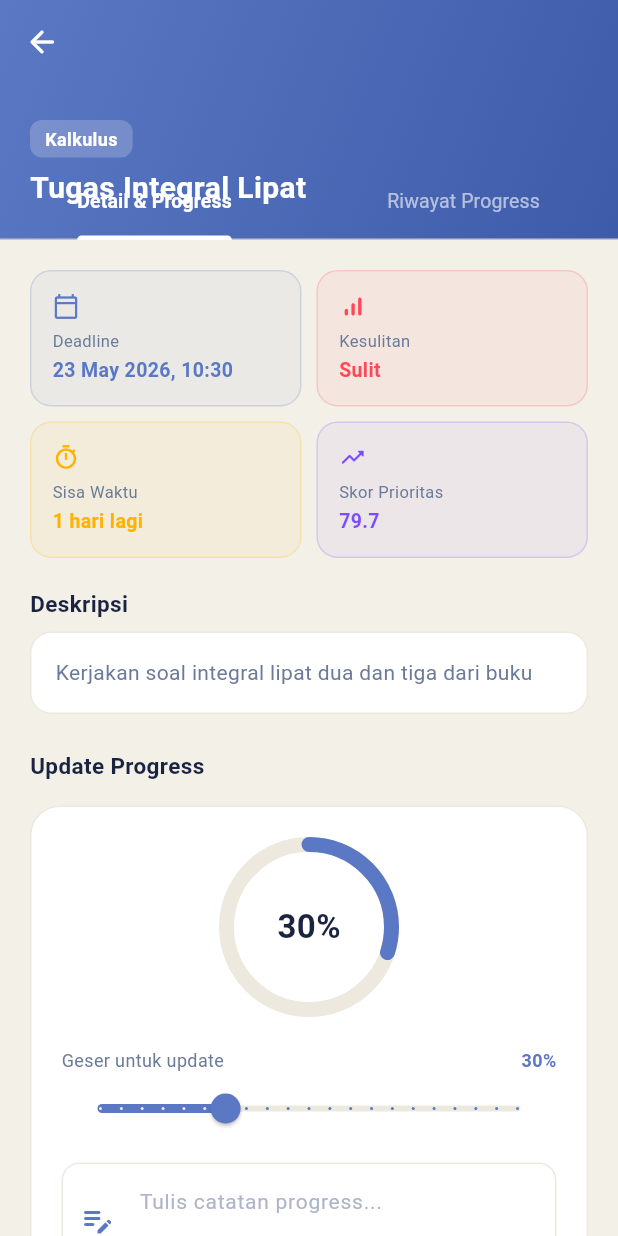
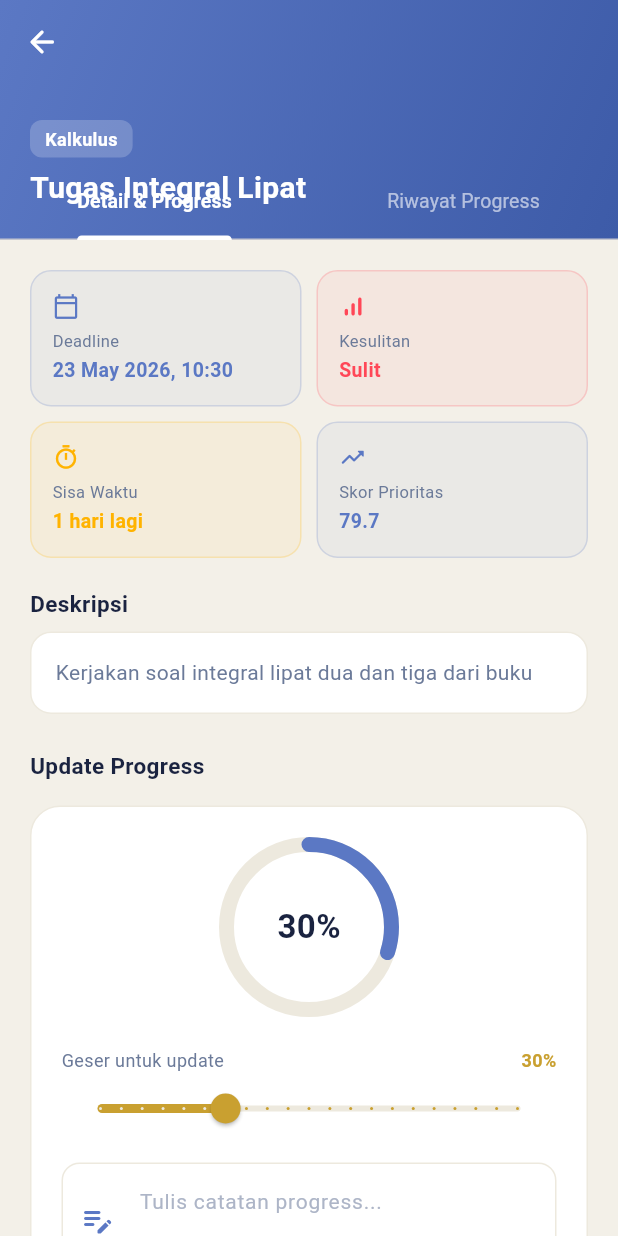
Before and after one commit to SunHokk/Application-PrioriTask, a Flutter app: the screen it shows after launch, after a tap on "Kalkulus", on a phone screen of 412 x 824 dp. Run offline on Flutter 3.47's test engine with Material 3 defaults, Android fonts, the phone set to English and light mode, and no system bars; drawn by our look-alikes of percent_indicator; our stand-ins replace table_calendar; network calls fail; Roboto replaces fonts that are missing (Poppins).

Commit message:
style(theme): update color

```diff
--- a/frontend/lib/screens/home_screen.dart
+++ b/frontend/lib/screens/home_screen.dart
@@ -117,7 +117,7 @@ class HomeScreen extends StatelessWidget {
           Container(
             padding: const EdgeInsets.symmetric(horizontal: 14, vertical: 8),
             decoration: BoxDecoration(
-              color: AppColors.primary.withOpacity(0.1),
+              color: AppColors.gold.withOpacity(0.1),
               borderRadius: BorderRadius.circular(12),
             ),
             child: Text(
@@ -125,7 +125,7 @@ class HomeScreen extends StatelessWidget {
               style: const TextStyle(
                 fontSize: 13,
                 fontWeight: FontWeight.w600,
-                color: AppColors.primary,
+                color: AppColors.gold,
               ),
             ),
           ),
--- a/frontend/lib/screens/task_detail_screen.dart
+++ b/frontend/lib/screens/task_detail_screen.dart
@@ -190,7 +190,7 @@ class _TaskDetailScreenState extends State<TaskDetailScreen>
                   value: task.priorityScore != null
                       ? task.priorityScore!.toStringAsFixed(1)
                       : '-',
-                  color: AppColors.accentPurple,
+                  color: AppColors.primary,
                 ),
               ),
             ],
@@ -282,7 +282,7 @@ class _TaskDetailScreenState extends State<TaskDetailScreen>
                 style: const TextStyle(
                   fontSize: 12,
                   fontWeight: FontWeight.w700,
-                  color: AppColors.primary,
+                  color: AppColors.gold,
                 ),
               ),
             ],
@@ -292,7 +292,7 @@ class _TaskDetailScreenState extends State<TaskDetailScreen>
             min: 0,
             max: 100,
             divisions: 20,
-            activeColor: AppColors.primary,
+            activeColor: AppColors.gold,
             inactiveColor: AppColors.divider,
             onChanged: (val) => setState(() => _progress = val),
           ),
--- a/frontend/lib/screens/task_list_screen.dart
+++ b/frontend/lib/screens/task_list_screen.dart
@@ -41,7 +41,7 @@ class TaskListScreen extends StatelessWidget {
                             padding: const EdgeInsets.symmetric(
                                 horizontal: 12, vertical: 6),
                             decoration: BoxDecoration(
-                              color: AppColors.primary.withOpacity(0.1),
+                              color: AppColors.gold.withOpacity(0.1),
                               borderRadius: BorderRadius.circular(20),
                             ),
                             child: Text(
@@ -49,7 +49,7 @@ class TaskListScreen extends StatelessWidget {
                               style: const TextStyle(
                                 fontSize: 12,
                                 fontWeight: FontWeight.w600,
-                                color: AppColors.primary,
+                                color: AppColors.gold,
                               ),
                             ),
                           ),
--- a/frontend/lib/widgets/priority_task_card.dart
+++ b/frontend/lib/widgets/priority_task_card.dart
@@ -130,7 +130,7 @@ class PriorityTaskCard extends StatelessWidget {
                     lineHeight: 8,
                     percent: task.progressPercent / 100,
                     backgroundColor: Colors.white.withOpacity(0.2),
-                    progressColor: Colors.white,
+                    progressColor: AppColors.gold,
                     barRadius: const Radius.circular(4),
                     animation: true,
                   ),
--- a/frontend/lib/widgets/task_list_item.dart
+++ b/frontend/lib/widgets/task_list_item.dart
@@ -178,7 +178,7 @@ class TaskListItem extends StatelessWidget {
                       padding: const EdgeInsets.symmetric(
                           horizontal: 8, vertical: 4),
                       decoration: BoxDecoration(
-                        color: AppColors.accentPurple.withOpacity(0.1),
+                        color: AppColors.gold.withOpacity(0.1),
                         borderRadius: BorderRadius.circular(8),
                       ),
                       child: Text(
@@ -186,7 +186,7 @@ class TaskListItem extends StatelessWidget {
                         style: const TextStyle(
                           fontSize: 13,
                           fontWeight: FontWeight.w800,
-                          color: AppColors.accentPurple,
+                          color: AppColors.gold,
                         ),
                       ),
                     ),
```
